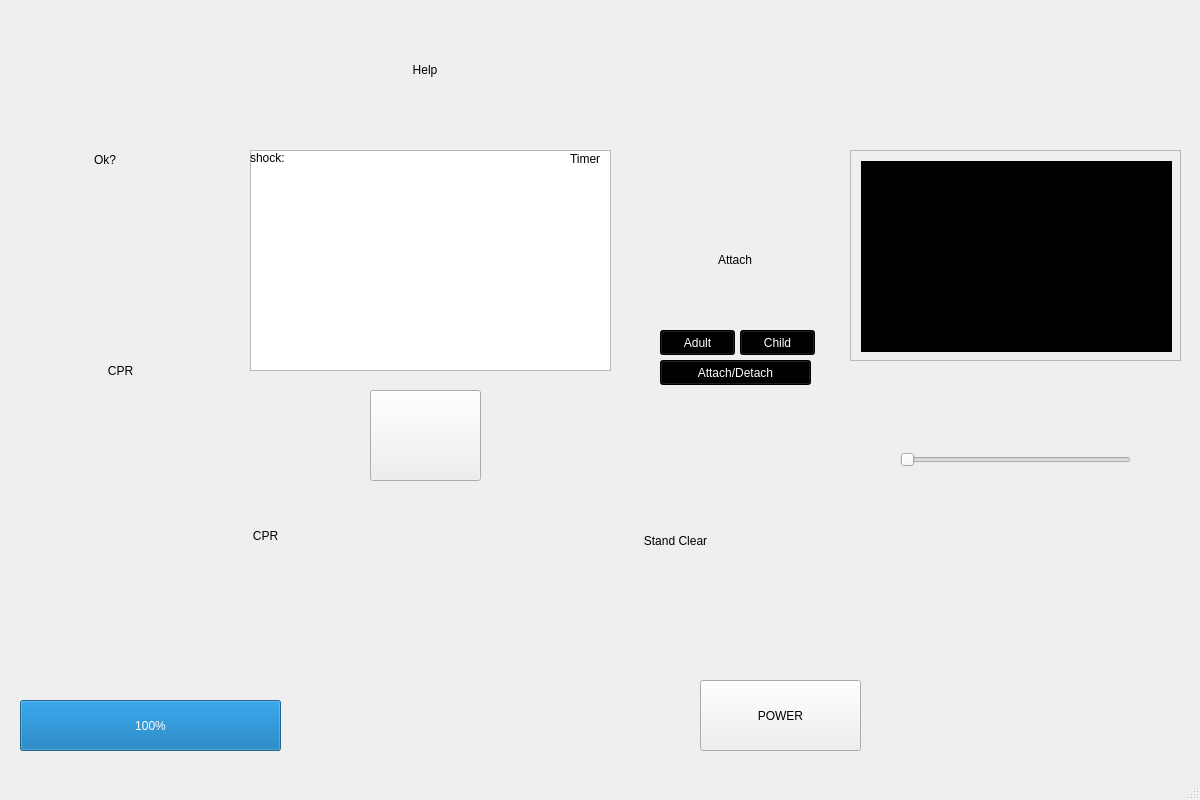
WaillyMohamed/AED, file aed_display.ui: the form before one commit.
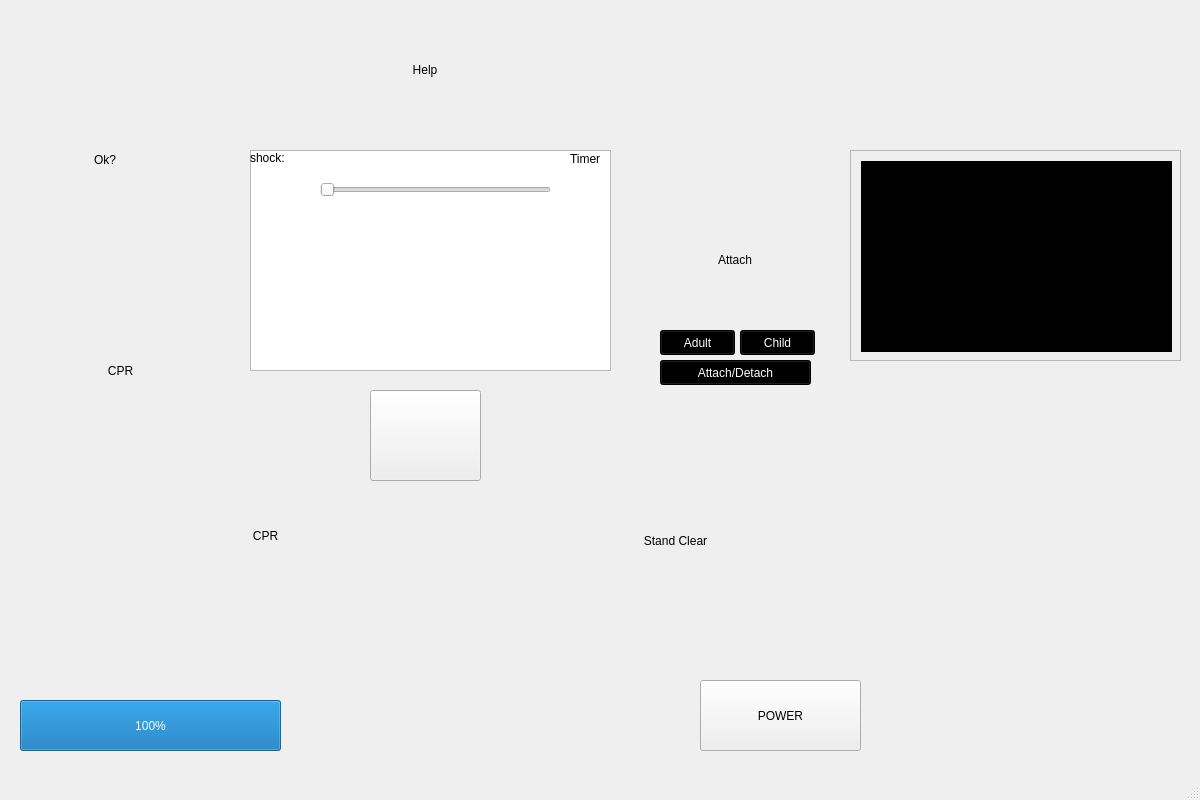
The form after the commit.

Commit message: Implemented slider to allow user to interact with cpr compression depth in simulation.

The edit to the form file:
```diff
--- a/aed_display.ui
+++ b/aed_display.ui
@@ -375,8 +375,8 @@
    <widget class="QSlider" name="horizontalSlider">
     <property name="geometry">
      <rect>
-      <x>900</x>
-      <y>450</y>
+      <x>320</x>
+      <y>180</y>
       <width>231</width>
       <height>20</height>
      </rect>
```
Left out of the diff: 13 changed lines with no effect on the pictures. The commit also changes 2 other files.
